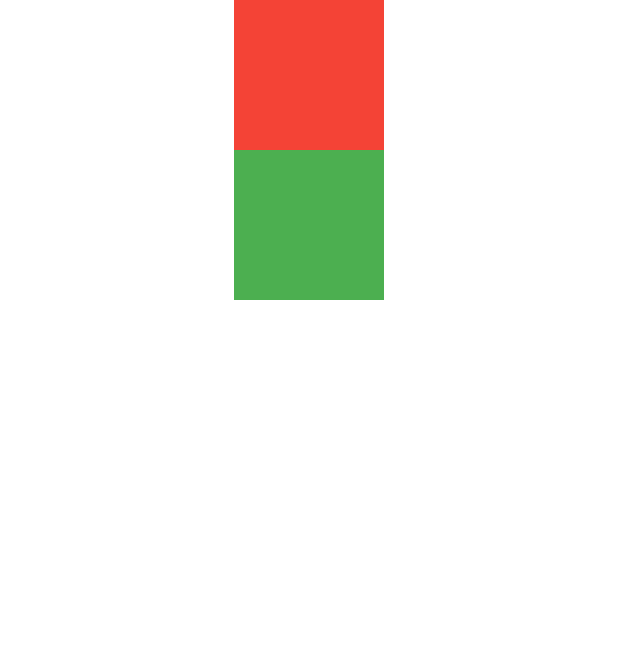
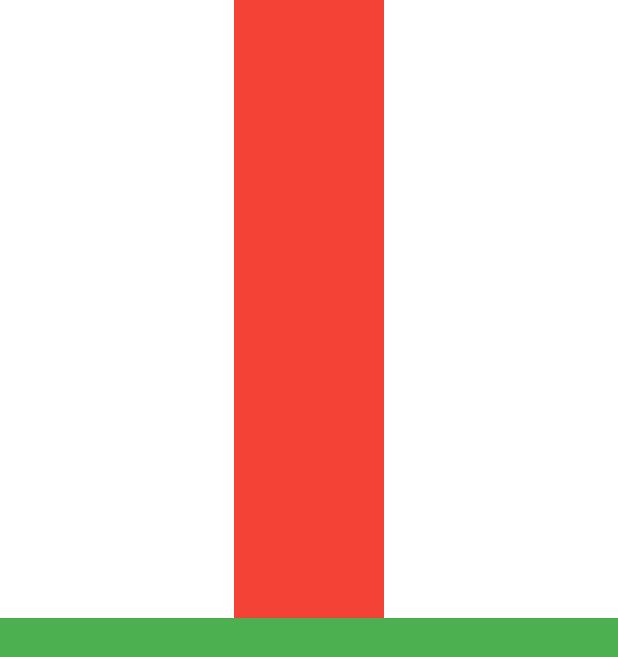
Before and after one commit to Majestyk228/3MOC-AnnualProject, a Flutter app: the screen it shows after launch, on a phone screen of 412 x 824 dp. Shown: the top 657 px of the screen. Run offline on Flutter 3.47's test engine with Material 2 defaults, Android fonts, the phone set to English and light mode, and no system bars.

Commit message:
Expanded tests

```diff
--- a/ExprimonsAdmin/lib/loginview.dart
+++ b/ExprimonsAdmin/lib/loginview.dart
@@ -7,15 +7,19 @@ class Login extends StatelessWidget {
   Widget build(BuildContext context) {
     return Column(
       children: [
-        Container(
-          color: Colors.red,
-          height: 100,
-          width: 100,
+        Expanded(
+          child: Container(
+            color: Colors.red,
+            height: 100,            //test
+            width: 100,             //test
+          ),
         ),
-        Container(
-          color: Colors.green,
-          height: 100,
-          width: 100,
+        Expanded(
+          child: Container(
+            color: Colors.green,
+            height: 100,            //test
+            width: double.infinity, //test
+          ),
         ),
       ],
     );
```
